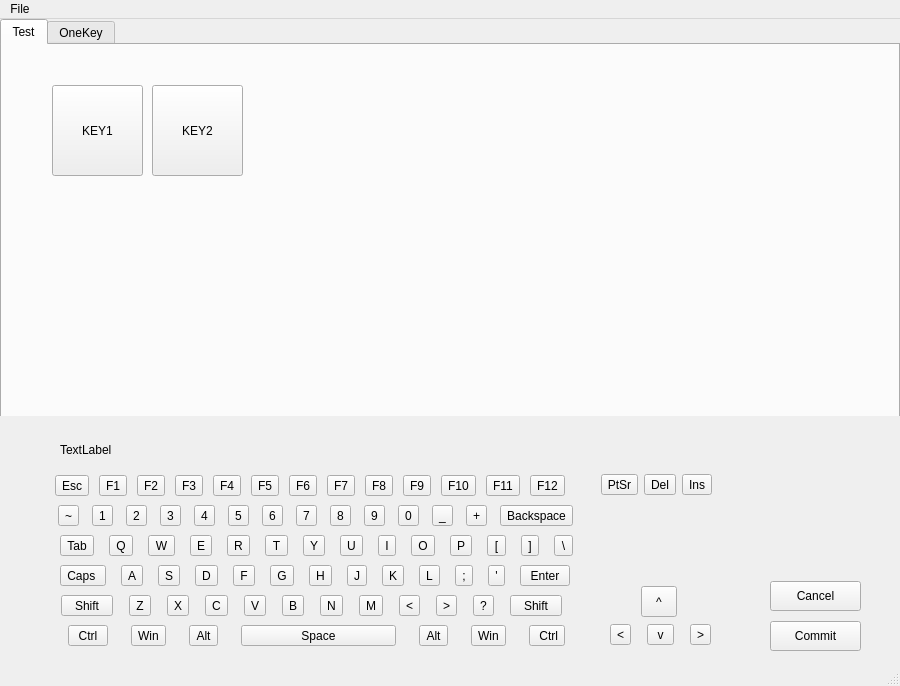
The window that KeyBoardSetter/KeyboardSetter/mainwindow.ui (TabbycatPie/CustomKeyboard) describes before a commit, drawn with Qt 5.
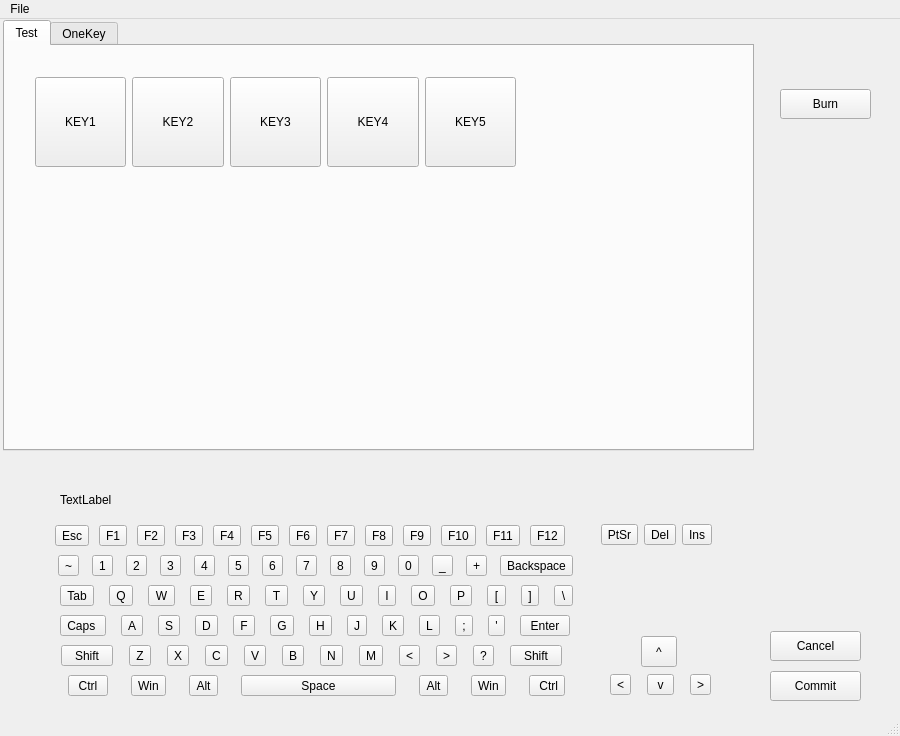
The same window after the commit.

Patch:
```diff
--- a/KeyBoardSetter/KeyboardSetter/mainwindow.ui
+++ b/KeyBoardSetter/KeyboardSetter/mainwindow.ui
@@ -10,7 +10,7 @@
     <x>0</x>
     <y>0</y>
     <width>900</width>
-    <height>686</height>
+    <height>736</height>
    </rect>
   </property>
   <property name="minimumSize">
@@ -38,15 +38,15 @@
    <widget class="QTabWidget" name="tabWidget">
     <property name="geometry">
      <rect>
-      <x>0</x>
-      <y>0</y>
-      <width>900</width>
-      <height>411</height>
+      <x>3</x>
+      <y>1</y>
+      <width>751</width>
+      <height>431</height>
      </rect>
     </property>
     <property name="minimumSize">
      <size>
-      <width>900</width>
+      <width>0</width>
       <height>0</height>
      </size>
     </property>
@@ -66,31 +66,82 @@
      <attribute name="title">
       <string>Test</string>
      </attribute>
-     <widget class="QPushButton" name="btn_testkey1">
+     <widget class="QWidget" name="">
       <property name="geometry">
        <rect>
-        <x>50</x>
-        <y>40</y>
-        <width>91</width>
-        <height>91</height>
+        <x>30</x>
+        <y>30</y>
+        <width>481</width>
+        <height>92</height>
        </rect>
       </property>
-      <property name="text">
-       <string>KEY1</string>
-      </property>
-     </widget>
-     <widget class="QPushButton" name="btn_testkey2">
-      <property name="geometry">
-       <rect>
-        <x>150</x>
-        <y>40</y>
-        <width>91</width>
-        <height>91</height>
-       </rect>
-      </property>
-      <property name="text">
-       <string>KEY2</string>
-      </property>
+      <layout class="QHBoxLayout" name="horizontalLayout_9">
+       <item>
+        <widget class="QPushButton" name="btn_testkey1">
+         <property name="minimumSize">
+          <size>
+           <width>90</width>
+           <height>90</height>
+          </size>
+         </property>
+         <property name="text">
+          <string>KEY1</string>
+         </property>
+        </widget>
+       </item>
+       <item>
+        <widget class="QPushButton" name="btn_testkey2">
+         <property name="minimumSize">
+          <size>
+           <width>90</width>
+           <height>90</height>
+          </size>
+         </property>
+         <property name="text">
+          <string>KEY2</string>
+         </property>
+        </widget>
+       </item>
+       <item>
+        <widget class="QPushButton" name="btn_testkey1_2">
+         <property name="minimumSize">
+          <size>
+           <width>90</width>
+           <height>90</height>
+          </size>
+         </property>
+         <property name="text">
+          <string>KEY3</string>
+         </property>
+        </widget>
+       </item>
+       <item>
+        <widget class="QPushButton" name="btn_testkey2_2">
+         <property name="minimumSize">
+          <size>
+           <width>90</width>
+           <height>90</height>
+          </size>
+         </property>
+         <property name="text">
+          <string>KEY4</string>
+         </property>
+        </widget>
+       </item>
+       <item>
+        <widget class="QPushButton" name="btn_testkey2_3">
+         <property name="minimumSize">
+          <size>
+           <width>90</width>
+           <height>90</height>
+          </size>
+         </property>
+         <property name="text">
+          <string>KEY5</string>
+         </property>
+        </widget>
+       </item>
+      </layout>
      </widget>
     </widget>
     <widget class="QWidget" name="tab_2">
@@ -99,6 +150,19 @@
      </attribute>
     </widget>
    </widget>
+   <widget class="QPushButton" name="btn_setcancel_2">
+    <property name="geometry">
+     <rect>
+      <x>780</x>
+      <y>70</y>
+      <width>91</width>
+      <height>30</height>
+     </rect>
+    </property>
+    <property name="text">
+     <string>Burn</string>
+    </property>
+   </widget>
   </widget>
   <widget class="QMenuBar" name="menubar">
    <property name="geometry">
@@ -684,7 +748,7 @@
       <rect>
        <x>60</x>
        <y>-2</y>
-       <width>521</width>
+       <width>811</width>
        <height>21</height>
       </rect>
      </property>
```
